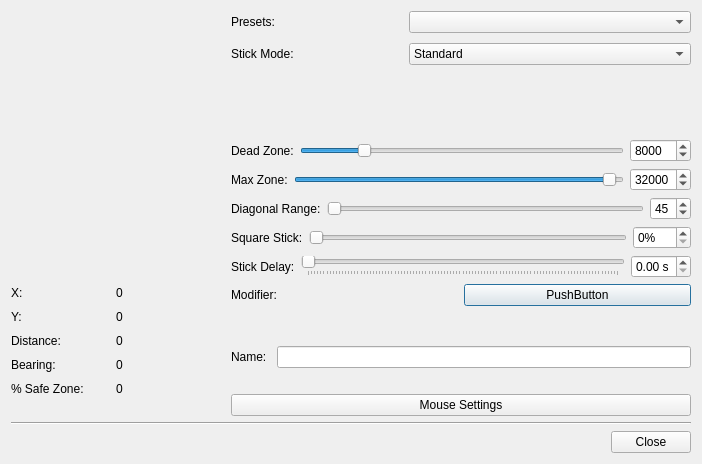
Before: the Qt Designer form src/joycontrolstickeditdialog.ui in AntiMicroX/antimicrox, drawn with Qt 5.
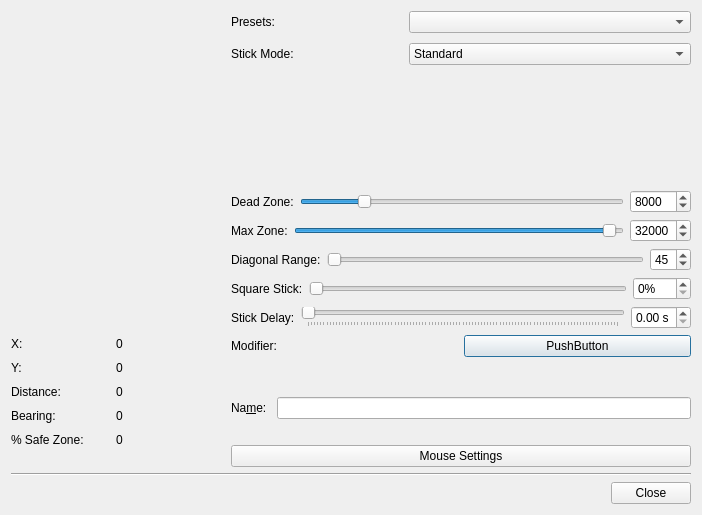
After: the same form once the commit is applied. Icons and pictures are not drawn. Custom widgets are drawn as their Qt base class.

Diff of the .ui file:
```diff
--- a/src/joycontrolstickeditdialog.ui
+++ b/src/joycontrolstickeditdialog.ui
@@ -7,7 +7,7 @@
     <x>0</x>
     <y>0</y>
     <width>702</width>
-    <height>464</height>
+    <height>515</height>
    </rect>
   </property>
   <property name="sizePolicy">
@@ -751,7 +751,7 @@
          <item>
           <widget class="QLabel" name="stickNameLabel">
            <property name="text">
-            <string>Name:</string>
+            <string>Na&amp;me:</string>
            </property>
            <property name="buddy">
             <cstring>stickNameLineEdit</cstring>
```
Left out of the diff: 3 changed lines with no effect on the pictures.
